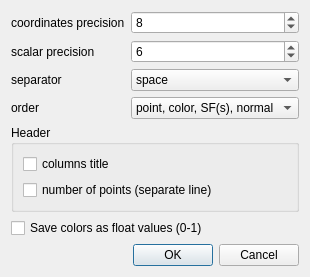
Qt form libs/qCC_io/ui_templates/saveAsciiFileDlg.ui (archeos/cloudcompare-archeos) before a commit.
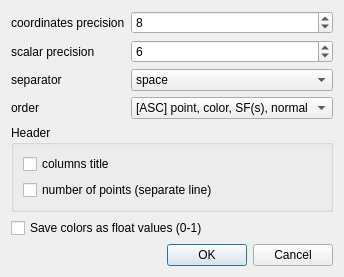
The same form after that commit.

```diff
--- a/libs/qCC_io/ui_templates/saveAsciiFileDlg.ui
+++ b/libs/qCC_io/ui_templates/saveAsciiFileDlg.ui
@@ -6,8 +6,8 @@
    <rect>
     <x>0</x>
     <y>0</y>
-    <width>276</width>
-    <height>249</height>
+    <width>320</width>
+    <height>250</height>
    </rect>
   </property>
   <property name="windowTitle">
@@ -43,7 +43,7 @@
      <item row="1" column="1">
       <widget class="QSpinBox" name="sfPrecisionSpinBox">
        <property name="maximum">
-        <number>8</number>
+        <number>12</number>
        </property>
        <property name="value">
         <number>6</number>
@@ -92,7 +92,7 @@
       <widget class="QComboBox" name="orderComboBox">
        <item>
         <property name="text">
-         <string>point, color, SF(s), normal</string>
+         <string>[ASC] point, color, SF(s), normal</string>
         </property>
        </item>
        <item>
```
Left out of the diff: 2 changed lines with no effect on the pictures.
